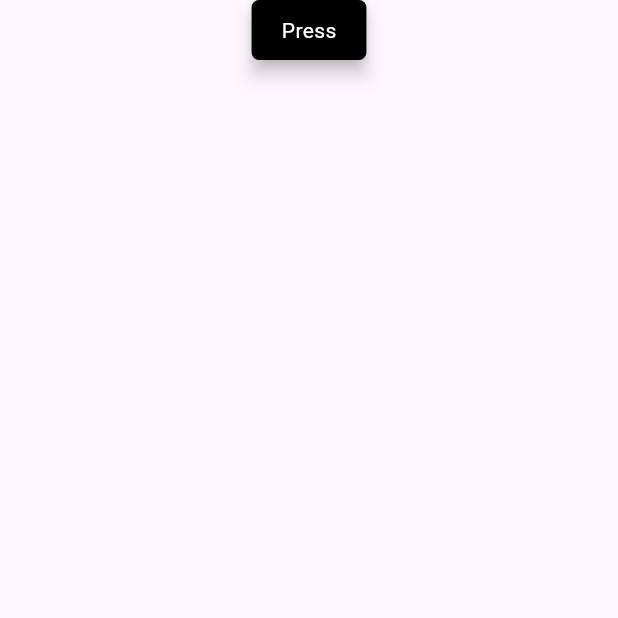
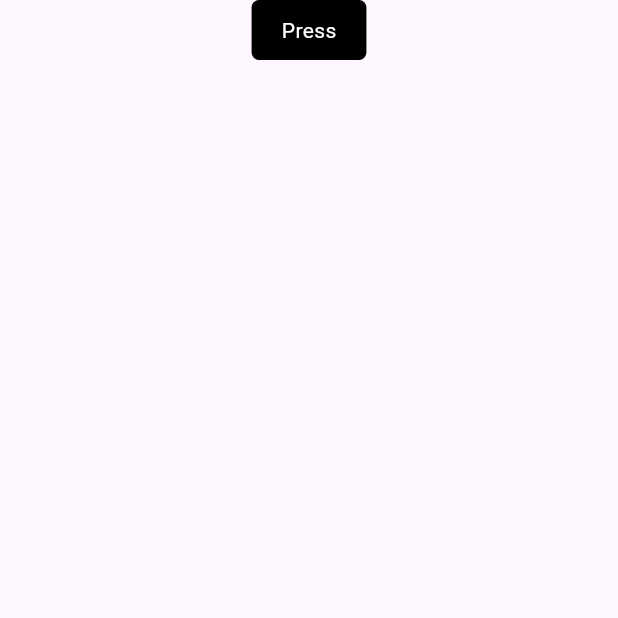
Before and after one commit to t-mabrar/flutter_components, a Flutter app: the screen it shows after launch, on a phone screen of 412 x 824 dp, the top half of it. Run offline on Flutter 3.47's test engine with Material 3 defaults, Android fonts, the phone set to English and light mode, and no system bars; our stand-ins replace flutter_styled_toast, fluttertoast, font_awesome_flutter, logger, streaming_shared_preferences.

Commit message:
Elevation of Appbutton is set to 0.0

```diff
--- a/lib/src/widgets/app_button.dart
+++ b/lib/src/widgets/app_button.dart
@@ -203,7 +203,7 @@ class AppButtonState extends State<AppButton> {
     return Material(
       color: Colors.transparent,
       shadowColor: _buttonColor!.withAlpha(_isHovered ? 125 : 255),
-      elevation: widget.elevation ?? 5.0,
+      elevation: widget.elevation ?? 0.0,
       child: DecoratedBox(
         decoration: BoxDecoration(
           border: widget.border,
```
